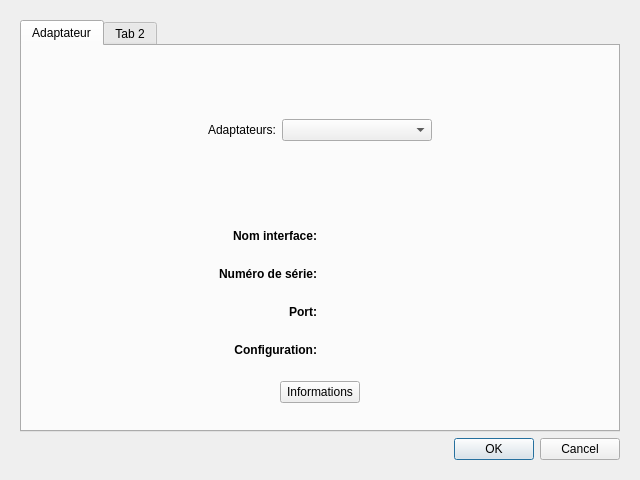
First picture: the form in fenetreparametres.ui, repository Dthibault/theatre2013, before the edit.
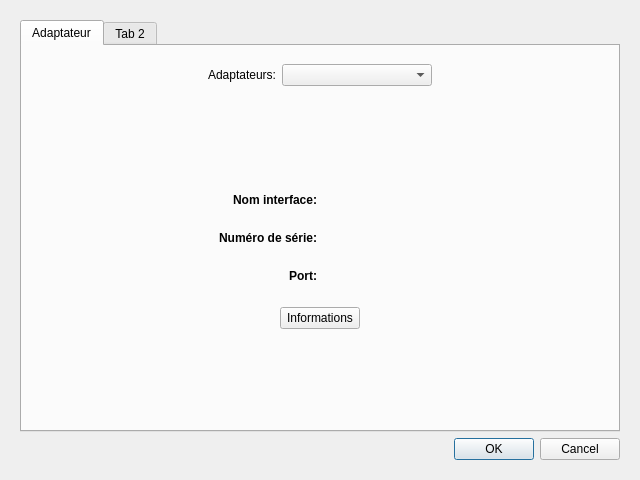
Second picture: the form after the edit.

The edit to the form file:
```diff
--- a/fenetreparametres.ui
+++ b/fenetreparametres.ui
@@ -79,6 +79,19 @@
           <item>
            <widget class="QWidget" name="grandConteneurInformations" native="true">
             <layout class="QVBoxLayout" name="verticalLayout_3">
+             <item>
+              <spacer name="verticalSpacer_2">
+               <property name="orientation">
+                <enum>Qt::Vertical</enum>
+               </property>
+               <property name="sizeHint" stdset="0">
+                <size>
+                 <width>20</width>
+                 <height>40</height>
+                </size>
+               </property>
+              </spacer>
+             </item>
              <item>
               <widget class="QWidget" name="conteneurNomInterface" native="true">
                <layout class="QHBoxLayout" name="horizontalLayout_2">
@@ -148,29 +161,6 @@
                </layout>
               </widget>
              </item>
-             <item>
-              <widget class="QWidget" name="conteneurConfiguration" native="true">
-               <layout class="QHBoxLayout" name="horizontalLayout_5">
-                <item>
-                 <widget class="QLabel" name="labelConfiguration">
-                  <property name="text">
-                   <string>&lt;html&gt;&lt;head/&gt;&lt;body&gt;&lt;p&gt;&lt;span style=&quot; font-weight:600;&quot;&gt;Configuration:&lt;/span&gt;&lt;/p&gt;&lt;/body&gt;&lt;/html&gt;</string>
-                  </property>
-                  <property name="alignment">
-                   <set>Qt::AlignRight|Qt::AlignTrailing|Qt::AlignVCenter</set>
-                  </property>
-                 </widget>
-                </item>
-                <item>
-                 <widget class="QLabel" name="labelConfigurationResult">
-                  <property name="text">
-                   <string/>
-                  </property>
-                 </widget>
-                </item>
-               </layout>
-              </widget>
-             </item>
              <item>
               <widget class="QWidget" name="conteneurBoutonInformations" native="true">
                <layout class="QHBoxLayout" name="horizontalLayout_6">
@@ -210,6 +200,19 @@
                </layout>
               </widget>
              </item>
+             <item>
+              <spacer name="verticalSpacer">
+               <property name="orientation">
+                <enum>Qt::Vertical</enum>
+               </property>
+               <property name="sizeHint" stdset="0">
+                <size>
+                 <width>20</width>
+                 <height>40</height>
+                </size>
+               </property>
+              </spacer>
+             </item>
             </layout>
            </widget>
           </item>
```
